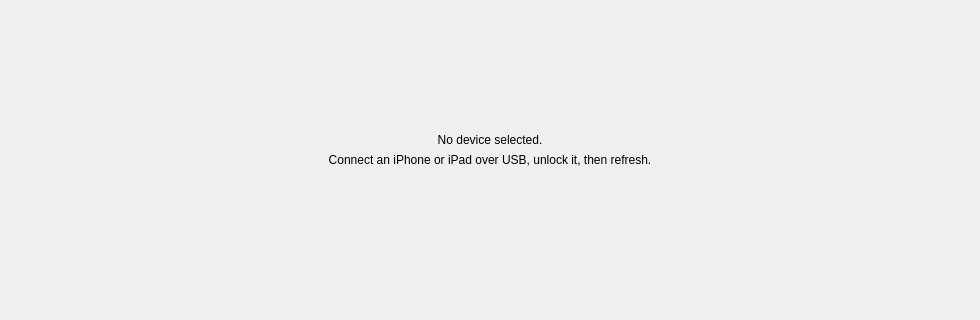
Above: frontends/qt/resources/mainwindow.ui from ludovicthenot/Sideloader before the change; both pictures show x 0 to 980 and y 343 to 663 of the 980 by 790 pixel window. Below: the same form after it.
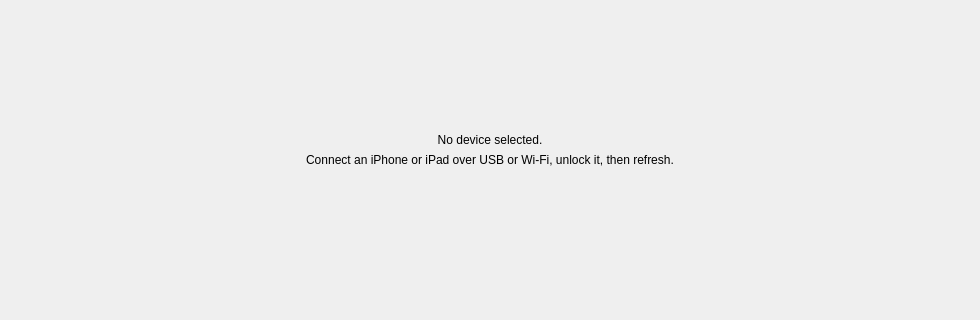
That is the form after the change.

Diff of the .ui file:
```diff
--- a/frontends/qt/resources/mainwindow.ui
+++ b/frontends/qt/resources/mainwindow.ui
@@ -198,7 +198,7 @@
               </item>
               <item>
                <widget class="QLabel" name="emptyStateHint">
-                <property name="text"><string>Connect an iPhone or iPad over USB, unlock it, then refresh.</string></property>
+                <property name="text"><string>Connect an iPhone or iPad over USB or Wi-Fi, unlock it, then refresh.</string></property>
                 <property name="alignment"><set>Qt::AlignCenter</set></property>
                 <property name="wordWrap"><bool>true</bool></property>
                </widget>
```
